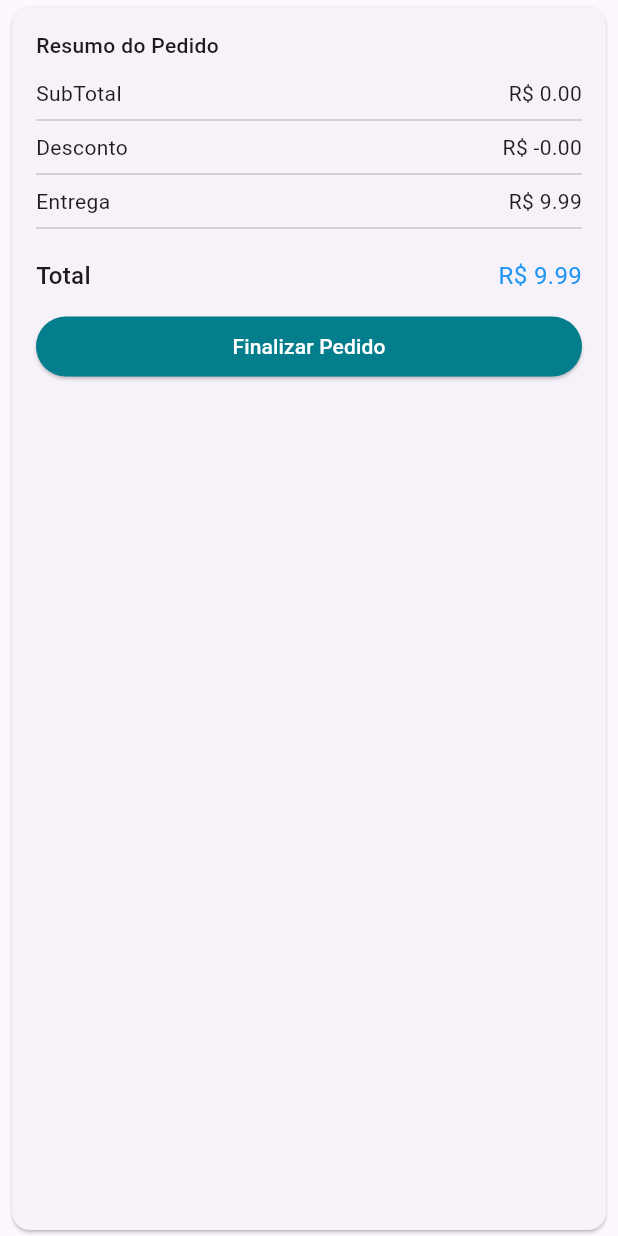
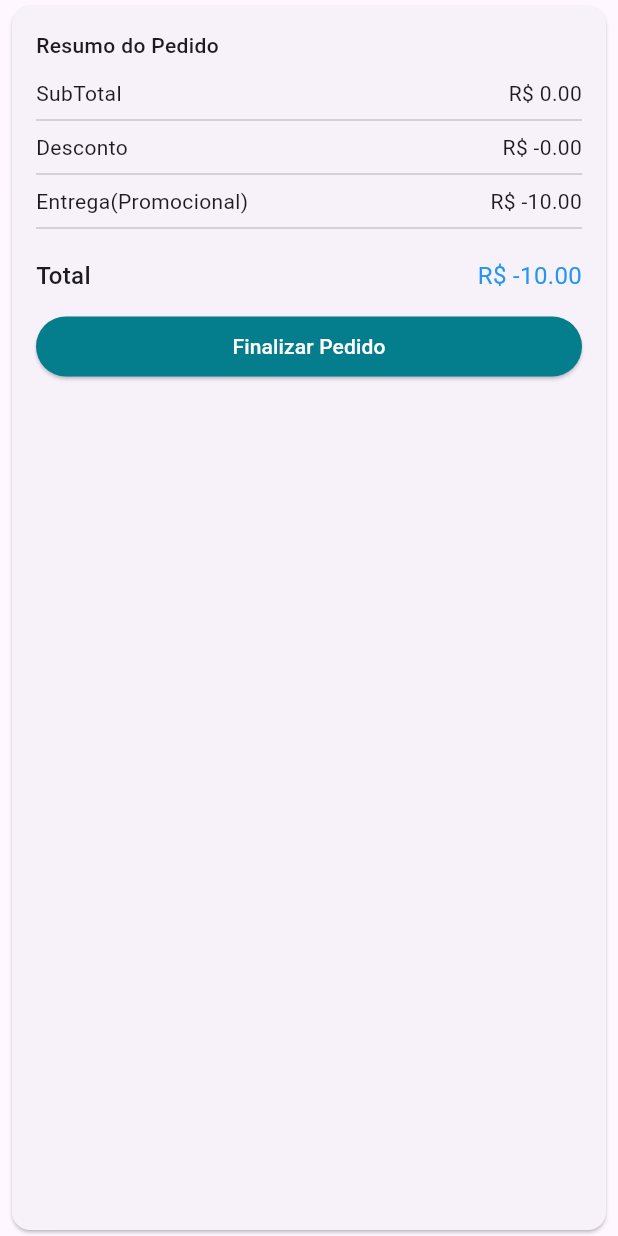
Before and after one commit to silvioagnello/virtual_story, a Flutter app: the CartPrice widget shown alone on an empty page, opened directly with empty values, on a phone screen of 412 x 824 dp. Run offline on Flutter 3.47's test engine with Material 3 defaults, Android fonts, the phone set to English and light mode, and no system bars; our stand-ins replace carousel_slider, cloud_firestore, firebase_auth, firebase_core, transparent_image; accounts and stored records are empty.

Commit message:
with Stories Map

```diff
--- a/lib/datas/product_data.dart
+++ b/lib/datas/product_data.dart
@@ -5,6 +5,7 @@ class ProductData {
   String? title;
   String? description;
   String? category;
+  String? details;
   double? price;
   List? images;
   List? sizes;
@@ -13,6 +14,7 @@ class ProductData {
     id = snapshot.id;
     title = snapshot.get("title");
     description = snapshot.get("description");
+    details = snapshot.get('details');
     price = snapshot.get("price") + 0.0;
     images = snapshot.get("images");
     sizes = snapshot.get("sizes");
--- a/lib/models/cart_model.dart
+++ b/lib/models/cart_model.dart
@@ -110,7 +110,7 @@ class CartModel extends Model {
     if (preco > 0) {
       return preco;
     } else {
-      return 9.99;
+      return 10.00;
     }
   }
 
--- a/lib/models/user_model.dart
+++ b/lib/models/user_model.dart
@@ -19,7 +19,7 @@ class UserModel extends Model {
   @override
   void addListener(VoidCallback listener) {
     super.addListener(listener);
-      _loadCurrentUser();
+    _loadCurrentUser();
   }
 
   Future<void> recoverPass(String email) async {
@@ -48,7 +48,6 @@ class UserModel extends Model {
       notifyListeners();
       return;
     });
-
   }
 
   void signOut() async {
--- a/lib/screens/product_screen.dart
+++ b/lib/screens/product_screen.dart
@@ -42,7 +42,7 @@ class ProductScreen extends StatelessWidget {
                             crossAxisCount: 2,
                             mainAxisSpacing: 4.0,
                             crossAxisSpacing: 4.0,
-                            childAspectRatio: 0.65),
+                            childAspectRatio: 0.58),
                     itemCount: snapshot.data!.docs.length,
                     itemBuilder: (context, index) {
                       ProductData data =
--- a/lib/tabs/home_tab.dart
+++ b/lib/tabs/home_tab.dart
@@ -49,7 +49,7 @@ class HomeTab extends StatelessWidget {
                 } else {
                   return SliverMasonryGrid.count(
                     //SliverStaggeredGrid.count
-                    crossAxisCount: 2,
+                    crossAxisCount: 1,
                     mainAxisSpacing: 2.0,
                     crossAxisSpacing: 2.0,
                     itemBuilder: (context, index) {
--- a/lib/tiles/product_tile.dart
+++ b/lib/tiles/product_tile.dart
@@ -27,15 +27,15 @@ class ProductTile extends StatelessWidget {
                     child: Image.network(data.images![0], fit: BoxFit.cover),
                   ),
                   Expanded(
-                    child: Container(
-                      padding: const EdgeInsets.all(8.0),
+                    child: Container(//color: Colors.red,
+                      padding: const EdgeInsets.all(10.0),
                       child: Column(
                         children: [
                           Padding(
                               padding:
                                   const EdgeInsets.only(left: 2.0, bottom: 1.0),
                               child: Text(data.title!,
-                                  style: const TextStyle(
+                                  style: const TextStyle(//fontSize: 12,
                                       fontWeight: FontWeight.w500))),
                           Text(
                             "R\$ ${data.price?.toStringAsFixed(2)}",
--- a/lib/widgets/cart_price.dart
+++ b/lib/widgets/cart_price.dart
@@ -48,8 +48,8 @@ class CartPrice extends StatelessWidget {
                 Row(
                   mainAxisAlignment: MainAxisAlignment.spaceBetween,
                   children: [
-                    const Text('Entrega'),
-                    Text('R\$ ${ship.toStringAsFixed(2)}'),
+                    const Text('Entrega(Promocional)'),
+                    Text('R\$ -${ship.toStringAsFixed(2)}'),
                   ],
                 ),
                 const Divider(),
@@ -60,7 +60,7 @@ class CartPrice extends StatelessWidget {
                     Text('Total',
                         style: TextStyle(
                             fontWeight: FontWeight.w500, fontSize: 16.0)),
-                    Text('R\$ ${(price + ship - discount).toStringAsFixed(2)}',
+                    Text('R\$ ${(price - ship - discount).toStringAsFixed(2)}',
                         style: TextStyle(color: Colors.blue, fontSize: 16.0)),
                   ],
                 ),
```
Also changed, not shown: lib/screens/detail_screen.dart (+15 -4 lines), lib/widgets/custom_drawer.dart (+9 -9 lines), pubspec.yaml (+21 -0 lines), assets/icons/market.png (added), pubspec.lock, 5 other files.
